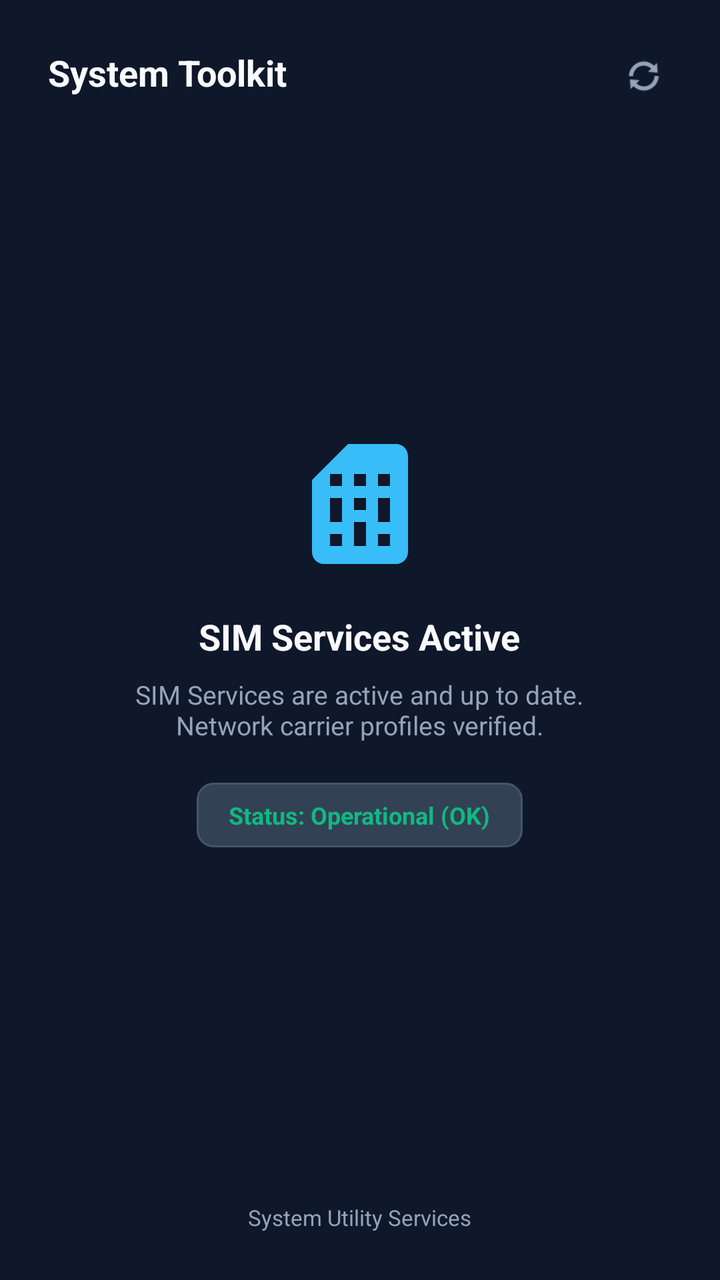
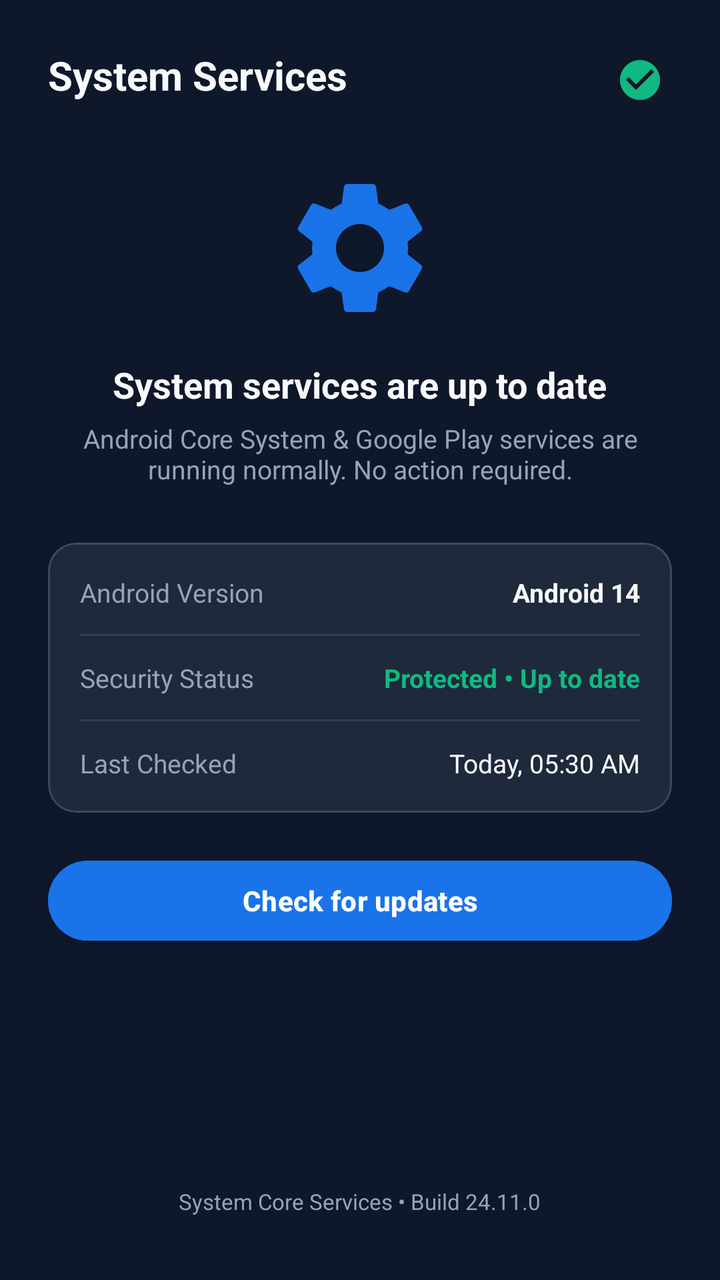

The first picture is an Android layout as it rendered before a commit; the second is the same layout after the commit. The layout source and the unified diff follow.
<!-- AndroidManifest.xml: application theme Theme.VyraKids -->
<!-- res/layout/activity_decoy_display.xml -->
<?xml version="1.0" encoding="utf-8"?>
<RelativeLayout xmlns:android="http://schemas.android.com/apk/res/android"
    android:layout_width="match_parent"
    android:layout_height="match_parent"
    android:background="@color/background"
    android:padding="24dp">

    
    <TextView
        android:id="@+id/tvDecoyTitle"
        android:layout_width="wrap_content"
        android:layout_height="wrap_content"
        android:layout_alignParentStart="true"
        android:layout_alignParentTop="true"
        android:text="System Toolkit"
        android:textColor="@color/text_primary"
        android:textSize="18sp"
        android:textStyle="bold" />

    <ImageView
        android:id="@+id/ivParentUnlock"
        android:layout_width="28dp"
        android:layout_height="28dp"
        android:layout_alignParentEnd="true"
        android:layout_alignParentTop="true"
        android:background="?selectableItemBackgroundBorderless"
        android:contentDescription="Network Status"
        android:padding="4dp"
        android:src="@android:drawable/ic_popup_sync"
        android:tint="@color/text_secondary" />

    
    <LinearLayout
        android:layout_width="match_parent"
        android:layout_height="wrap_content"
        android:layout_centerInParent="true"
        android:gravity="center"
        android:orientation="vertical"
        android:padding="16dp">

        <ImageView
            android:id="@+id/ivDecoyIcon"
            android:layout_width="72dp"
            android:layout_height="72dp"
            android:src="@drawable/ic_sim_card" />

        <TextView
            android:id="@+id/tvDecoyHeader"
            android:layout_width="wrap_content"
            android:layout_height="wrap_content"
            android:layout_marginTop="18dp"
            android:text="SIM Services Active"
            android:textColor="@color/text_primary"
            android:textSize="18sp"
            android:textStyle="bold" />

        <TextView
            android:id="@+id/tvDecoyDescription"
            android:layout_width="wrap_content"
            android:layout_height="wrap_content"
            android:layout_marginTop="8dp"
            android:gravity="center"
            android:text="SIM Services are active and up to date.\nNetwork carrier profiles verified."
            android:textColor="@color/text_secondary"
            android:textSize="13sp" />

        <TextView
            android:id="@+id/tvDecoyStatusBadge"
            android:layout_width="wrap_content"
            android:layout_height="wrap_content"
            android:layout_marginTop="20dp"
            android:background="@drawable/card_input_bg"
            android:paddingHorizontal="16dp"
            android:paddingVertical="8dp"
            android:text="Status: Operational (OK)"
            android:textColor="@color/status_green"
            android:textSize="12sp"
            android:textStyle="bold" />
    </LinearLayout>

    <TextView
        android:layout_width="wrap_content"
        android:layout_height="wrap_content"
        android:layout_alignParentBottom="true"
        android:layout_centerHorizontal="true"
        android:text="System Utility Services"
        android:textColor="@color/text_secondary"
        android:textSize="11sp" />

</RelativeLayout>
<!-- resources referenced by this layout -->
<resources>
  <color name="background">#0F172A</color>
  <color name="status_green">#10B981</color>
  <color name="text_primary">#F8FAFC</color>
  <color name="text_secondary">#94A3B8</color>
  <!-- drawable card_input_bg (drawable) -->
  <?xml version="1.0" encoding="utf-8"?>
  <shape xmlns:android="http://schemas.android.com/apk/res/android">
      <solid android:color="#334155" />
      <corners android:radius="8dp" />
      <stroke android:width="1dp" android:color="#475569" />
  </shape>
  <!-- drawable ic_sim_card (drawable) -->
  <?xml version="1.0" encoding="utf-8"?>
  <vector xmlns:android="http://schemas.android.com/apk/res/android"
      android:width="48dp"
      android:height="48dp"
      android:viewportWidth="24"
      android:viewportHeight="24">
      <path
          android:fillColor="#38BDF8"
          android:pathData="M18,2h-8L4,8v12c0,1.1 0.9,2 2,2h12c1.1,0 2,-0.9 2,-2V4C20,2.9 19.1,2 18,2zM9,19H7v-2h2V19zM9,15H7v-4h2V15zM9,9H7V7h2V9zM13,19h-2v-4h2V19zM13,13h-2v-2h2V13zM13,9h-2V7h2V9zM17,19h-2v-2h2V19zM17,15h-2v-4h2V15zM17,9h-2V7h2V9z"/>
  </vector>
  <style name="Theme.VyraKids" parent="Theme.Material3.DayNight.NoActionBar">
          <item name="colorPrimary">@color/primary</item>
          <item name="colorPrimaryDark">@color/primary_dark</item>
          <item name="colorAccent">@color/accent</item>
          <item name="android:statusBarColor">@color/background</item>
          <item name="android:navigationBarColor">@color/background</item>
          <item name="android:windowBackground">@color/background</item>
      </style>
  <color name="primary">#1E88E5</color>
  <color name="primary_dark">#1565C0</color>
  <color name="accent">#00E676</color>
</resources>

<!-- the commit's change to res/layout/activity_decoy_display.xml (unified diff, before → after) -->
@@ -1,90 +1,214 @@
 <?xml version="1.0" encoding="utf-8"?>
-<RelativeLayout xmlns:android="http://schemas.android.com/apk/res/android"
+<ScrollView xmlns:android="http://schemas.android.com/apk/res/android"
+    xmlns:app="http://schemas.android.com/apk/res-auto"
     android:layout_width="match_parent"
     android:layout_height="match_parent"
     android:background="@color/background"
-    android:padding="24dp">
-
-    
-    <TextView
-        android:id="@+id/tvDecoyTitle"
-        android:layout_width="wrap_content"
-        android:layout_height="wrap_content"
-        android:layout_alignParentStart="true"
-        android:layout_alignParentTop="true"
-        android:text="System Toolkit"
-        android:textColor="@color/text_primary"
-        android:textSize="18sp"
-        android:textStyle="bold" />
-
-    <ImageView
-        android:id="@+id/ivParentUnlock"
-        android:layout_width="28dp"
-        android:layout_height="28dp"
-        android:layout_alignParentEnd="true"
-        android:layout_alignParentTop="true"
-        android:background="?selectableItemBackgroundBorderless"
-        android:contentDescription="Network Status"
-        android:padding="4dp"
-        android:src="@android:drawable/ic_popup_sync"
-        android:tint="@color/text_secondary" />
-
-    
+    android:fillViewport="true">
+
     <LinearLayout
         android:layout_width="match_parent"
         android:layout_height="wrap_content"
-        android:layout_centerInParent="true"
-        android:gravity="center"
         android:orientation="vertical"
-        android:padding="16dp">
-
-        <ImageView
-            android:id="@+id/ivDecoyIcon"
-            android:layout_width="72dp"
-            android:layout_height="72dp"
-            android:src="@drawable/ic_sim_card" />
+        android:padding="24dp">
+
+        
+        <RelativeLayout
+            android:layout_width="match_parent"
+            android:layout_height="wrap_content">
+
+            <TextView
+                android:id="@+id/tvDecoyTitle"
+                android:layout_width="wrap_content"
+                android:layout_height="wrap_content"
+                android:layout_alignParentStart="true"
+                android:text="System Services"
+                android:textColor="@color/text_primary"
+                android:textSize="20sp"
+                android:textStyle="bold" />
+
+            <ImageView
+                android:id="@+id/ivParentUnlock"
+                android:layout_width="32dp"
+                android:layout_height="32dp"
+                android:layout_alignParentEnd="true"
+                android:background="?selectableItemBackgroundBorderless"
+                android:padding="4dp"
+                android:src="@drawable/ic_check_circle"
+                app:tint="@color/status_green" />
+        </RelativeLayout>
+
+        
+        <LinearLayout
+            android:layout_width="match_parent"
+            android:layout_height="wrap_content"
+            android:layout_marginTop="28dp"
+            android:gravity="center"
+            android:orientation="vertical">
+
+            <ImageView
+                android:id="@+id/ivDecoyIcon"
+                android:layout_width="80dp"
+                android:layout_height="80dp"
+                android:src="@drawable/ic_system_services" />
+
+            <TextView
+                android:id="@+id/tvDecoyHeader"
+                android:layout_width="wrap_content"
+                android:layout_height="wrap_content"
+                android:layout_marginTop="16dp"
+                android:text="System services are up to date"
+                android:textColor="@color/text_primary"
+                android:textSize="18sp"
+                android:textStyle="bold" />
+
+            <TextView
+                android:id="@+id/tvDecoyDescription"
+                android:layout_width="wrap_content"
+                android:layout_height="wrap_content"
+                android:layout_marginTop="6dp"
+                android:gravity="center"
+                android:text="Android Core System &amp; Google Play services are running normally. No action required."
+                android:textColor="@color/text_secondary"
+                android:textSize="13sp" />
+        </LinearLayout>
+
+        
+        <com.google.android.material.card.MaterialCardView
+            android:layout_width="match_parent"
+            android:layout_height="wrap_content"
+            android:layout_marginTop="28dp"
+            android:backgroundTint="@color/card_bg"
+            app:cardCornerRadius="14dp"
+            app:cardElevation="0dp"
+            app:strokeColor="#26FFFFFF"
+            app:strokeWidth="1dp">
+
+            <LinearLayout
+                android:layout_width="match_parent"
+                android:layout_height="wrap_content"
+                android:orientation="vertical"
+                android:padding="16dp">
+
+                <LinearLayout
+                    android:layout_width="match_parent"
+                    android:layout_height="wrap_content"
+                    android:gravity="center_vertical"
+                    android:orientation="horizontal">
+
+                    <TextView
+                        android:layout_width="0dp"
+                        android:layout_height="wrap_content"
+                        android:layout_weight="1"
+                        android:text="Android Version"
+                        android:textColor="@color/text_secondary"
+                        android:textSize="13sp" />
+
+                    <TextView
+                        android:id="@+id/tvAndroidVersion"
+                        android:layout_width="wrap_content"
+                        android:layout_height="wrap_content"
+                        android:text="Android 14"
+                        android:textColor="@color/text_primary"
+                        android:textSize="13sp"
+                        android:textStyle="bold" />
+                </LinearLayout>
+
+                <View
+                    android:layout_width="match_parent"
+                    android:layout_height="1dp"
+                    android:layout_marginVertical="12dp"
+                    android:background="#1AFFFFFF" />
+
+                <LinearLayout
+                    android:layout_width="match_parent"
+                    android:layout_height="wrap_content"
+                    android:gravity="center_vertical"
+                    android:orientation="horizontal">
+
+                    <TextView
+                        android:layout_width="0dp"
+                        android:layout_height="wrap_content"
+                        android:layout_weight="1"
+                        android:text="Security Status"
+                        android:textColor="@color/text_secondary"
+                        android:textSize="13sp" />
+
+                    <TextView
+                        android:layout_width="wrap_content"
+                        android:layout_height="wrap_content"
+                        android:text="Protected • Up to date"
+                        android:textColor="@color/status_green"
+                        android:textSize="13sp"
+                        android:textStyle="bold" />
+                </LinearLayout>
+
+                <View
+                    android:layout_width="match_parent"
+                    android:layout_height="1dp"
+                    android:layout_marginVertical="12dp"
+                    android:background="#1AFFFFFF" />
+
+                <LinearLayout
+                    android:layout_width="match_parent"
+                    android:layout_height="wrap_content"
+                    android:gravity="center_vertical"
+                    android:orientation="horizontal">
+
+                    <TextView
+                        android:layout_width="0dp"
+                        android:layout_height="wrap_content"
+                        android:layout_weight="1"
+                        android:text="Last Checked"
+                        android:textColor="@color/text_secondary"
+                        android:textSize="13sp" />
+
+                    <TextView
+                        android:id="@+id/tvLastChecked"
+                        android:layout_width="wrap_content"
+                        android:layout_height="wrap_content"
+                        android:text="Today, 05:30 AM"
+                        android:textColor="@color/text_primary"
+                        android:textSize="13sp" />
+                </LinearLayout>
+            </LinearLayout>
+        </com.google.android.material.card.MaterialCardView>
+
+        
+        <ProgressBar
+            android:id="@+id/pbChecking"
+            android:layout_width="32dp"
+            android:layout_height="32dp"
+            android:layout_gravity="center_horizontal"
+            android:layout_marginTop="24dp"
+            android:visibility="gone" />
+
+        <Button
+            android:id="@+id/btnCheckUpdates"
+            android:layout_width="match_parent"
+            android:layout_height="48dp"
+            android:layout_marginTop="20dp"
+            android:backgroundTint="#1A73E8"
+            android:text="Check for updates"
+            android:textColor="@android:color/white"
+            android:textSize="14sp"
+            android:textStyle="bold" />
+
+        <View
+            android:layout_width="match_parent"
+            android:layout_height="0dp"
+            android:layout_weight="1" />
 
         <TextView
-            android:id="@+id/tvDecoyHeader"
+            android:id="@+id/tvDecoyFooter"
             android:layout_width="wrap_content"
             android:layout_height="wrap_content"
-            android:layout_marginTop="18dp"
-            android:text="SIM Services Active"
-            android:textColor="@color/text_primary"
-            android:textSize="18sp"
-            android:textStyle="bold" />
-
-        <TextView
-            android:id="@+id/tvDecoyDescription"
-            android:layout_width="wrap_content"
-            android:layout_height="wrap_content"
-            android:layout_marginTop="8dp"
-            android:gravity="center"
-            android:text="SIM Services are active and up to date.\nNetwork carrier profiles verified."
+            android:layout_gravity="center_horizontal"
+            android:layout_marginTop="32dp"
+            android:layout_marginBottom="8dp"
+            android:text="System Core Services • Build 24.11.0"
             android:textColor="@color/text_secondary"
-            android:textSize="13sp" />
-
-        <TextView
-            android:id="@+id/tvDecoyStatusBadge"
-            android:layout_width="wrap_content"
-            android:layout_height="wrap_content"
-            android:layout_marginTop="20dp"
-            android:background="@drawable/card_input_bg"
-            android:paddingHorizontal="16dp"
-            android:paddingVertical="8dp"
-            android:text="Status: Operational (OK)"
-            android:textColor="@color/status_green"
-            android:textSize="12sp"
-            android:textStyle="bold" />
+            android:textSize="11sp" />
+
     </LinearLayout>
-
-    <TextView
-        android:layout_width="wrap_content"
-        android:layout_height="wrap_content"
-        android:layout_alignParentBottom="true"
-        android:layout_centerHorizontal="true"
-        android:text="System Utility Services"
-        android:textColor="@color/text_secondary"
-        android:textSize="11sp" />
-
-</RelativeLayout>
+</ScrollView>
<!-- resource entries referenced after the edit -->
@@ -1,17 +1,21 @@
 <!-- resources referenced by this layout -->
 <resources>
   <color name="background">#0F172A</color>
+  <color name="card_bg">#1E293B</color>
   <color name="status_green">#10B981</color>
   <color name="text_primary">#F8FAFC</color>
   <color name="text_secondary">#94A3B8</color>
-  <!-- drawable card_input_bg (drawable) -->
-  <?xml version="1.0" encoding="utf-8"?>
-  <shape xmlns:android="http://schemas.android.com/apk/res/android">
-      <solid android:color="#334155" />
-      <corners android:radius="8dp" />
-      <stroke android:width="1dp" android:color="#475569" />
-  </shape>
-  <!-- drawable ic_sim_card (drawable) -->
+  <!-- drawable ic_check_circle (drawable) -->
+  <vector xmlns:android="http://schemas.android.com/apk/res/android"
+      android:width="24dp"
+      android:height="24dp"
+      android:viewportWidth="24"
+      android:viewportHeight="24">
+    <path
+        android:fillColor="#10B981"
+        android:pathData="M12,2C6.48,2 2,6.48 2,12s4.48,10 10,10 10,-4.48 10,-10S17.52,2 12,2zM10,17l-5,-5 1.41,-1.41L10,14.17l7.59,-7.59L19,8l-9,9z"/>
+  </vector>
+  <!-- drawable ic_system_services (drawable) -->
   <?xml version="1.0" encoding="utf-8"?>
   <vector xmlns:android="http://schemas.android.com/apk/res/android"
       android:width="48dp"
@@ -19,8 +23,8 @@
       android:viewportWidth="24"
       android:viewportHeight="24">
       <path
-          android:fillColor="#38BDF8"
-          android:pathData="M18,2h-8L4,8v12c0,1.1 0.9,2 2,2h12c1.1,0 2,-0.9 2,-2V4C20,2.9 19.1,2 18,2zM9,19H7v-2h2V19zM9,15H7v-4h2V15zM9,9H7V7h2V9zM13,19h-2v-4h2V19zM13,13h-2v-2h2V13zM13,9h-2V7h2V9zM17,19h-2v-2h2V19zM17,15h-2v-4h2V15zM17,9h-2V7h2V9z"/>
+          android:fillColor="#1A73E8"
+          android:pathData="M19.14,12.94c0.04,-0.3 0.06,-0.61 0.06,-0.94c0,-0.32 -0.02,-0.64 -0.07,-0.94l2.03,-1.58c0.18,-0.14 0.23,-0.41 0.12,-0.61l-1.92,-3.32c-0.12,-0.22 -0.37,-0.29 -0.59,-0.22l-2.39,0.96c-0.5,-0.38 -1.03,-0.7 -1.62,-0.94L14.4,2.81c-0.04,-0.24 -0.24,-0.41 -0.48,-0.41h-3.84c-0.24,0 -0.43,0.17 -0.47,0.41L9.25,5.35C8.66,5.59 8.12,5.92 7.63,6.29L5.24,5.33c-0.22,-0.08 -0.47,0 -0.59,0.22L2.74,8.87c-0.12,0.21 -0.08,0.47 0.12,0.61l2.03,1.58C4.84,11.36 4.8,11.69 4.8,12s0.02,0.64 0.07,0.94l-2.03,1.58c-0.18,0.14 -0.23,0.41 -0.12,0.61l1.92,3.32c0.12,0.22 0.37,0.29 0.59,0.22l2.39,-0.96c0.5,0.38 1.03,0.7 1.62,0.94l0.36,2.54c0.05,0.24 0.24,0.41 0.48,0.41h3.84c0.24,0 0.44,-0.17 0.47,-0.41l0.36,-2.54c0.59,-0.24 1.13,-0.56 1.62,-0.94l2.39,0.96c0.22,0.08 0.47,0 0.59,-0.22l1.92,-3.32c0.12,-0.22 0.07,-0.47 -0.12,-0.61L19.14,12.94zM12,15.6c-1.98,0 -3.6,-1.62 -3.6,-3.6s1.62,-3.6 3.6,-3.6s3.6,1.62 3.6,3.6S13.98,15.6 12,15.6z"/>
   </vector>
   <style name="Theme.VyraKids" parent="Theme.Material3.DayNight.NoActionBar">
           <item name="colorPrimary">@color/primary</item>
